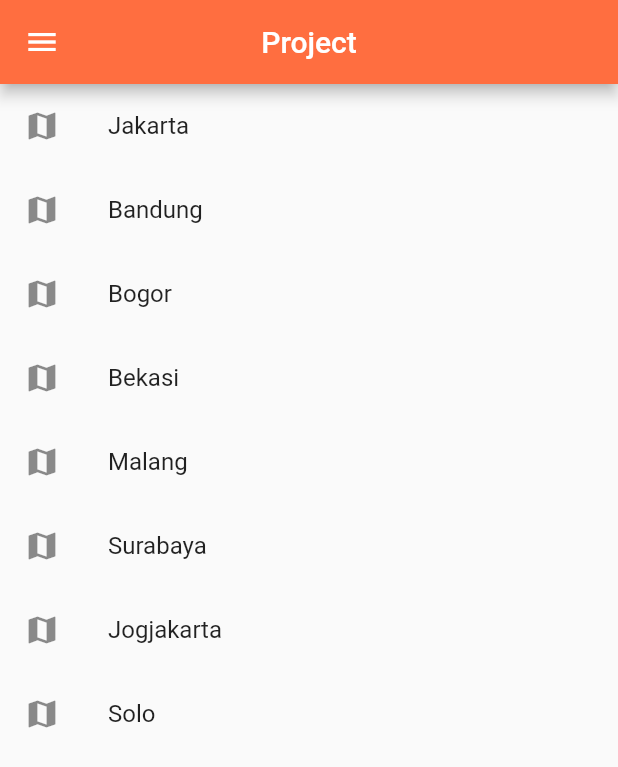
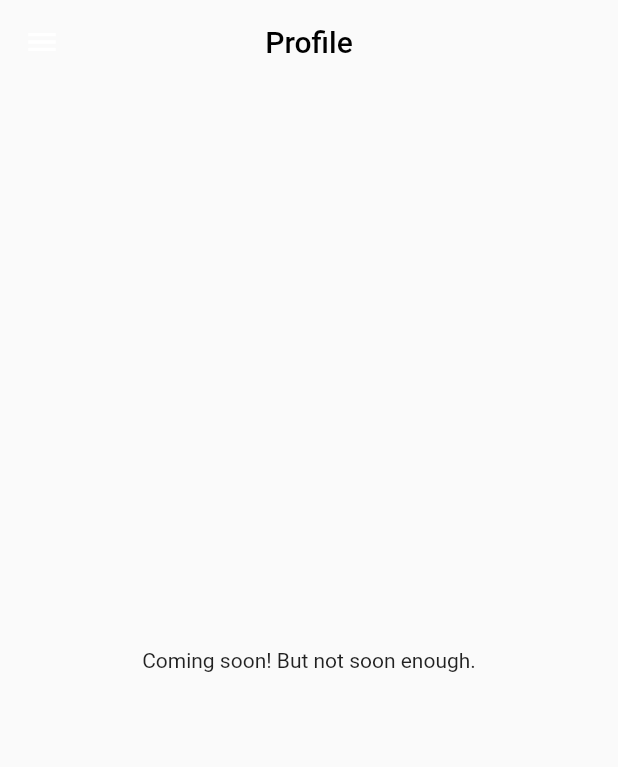
Before and after one commit to zanuarts/Komodo-Clone, a Flutter app: the Halamanempat screen opened directly, on a phone screen of 412 x 824 dp. Shown: the top 767 px of the screen. Run offline on Flutter 3.47's test engine with Material 2 defaults, Android fonts, the phone set to English and light mode, and no system bars; our stand-ins replace bloc, equatable, flutter_bloc, flutter_secure_storage, fluttertoast, shared_preferences; accounts and stored records are empty; Roboto replaces fonts that are missing (Helvetica).

```diff
--- a/lib/halaman/halaman_empat.dart
+++ b/lib/halaman/halaman_empat.dart
@@ -3,52 +3,19 @@ import '../home/drawer.dart';
 //import 'package:flutter_ui1/components/drawer.dart';
 
 
-void main(){
-  runApp(
-      new MaterialApp(
-        title:"Halaman tiga",
-        home: new Halamanempat(),
-      )
-  );
-}
-
 class Halamanempat extends StatelessWidget {
-
-  List lokasi = [
-    'Jakarta',
-    'Bandung',
-    'Bogor',
-    'Bekasi',
-    'Malang',
-    'Surabaya',
-    'Jogjakarta',
-    'Solo',
-  ];
-
-
-
   @override
   Widget build(BuildContext context){
     return Scaffold(
       appBar: AppBar(
-        title: new Text("Project"),
+        title: new Text("Profile", style: TextStyle(color: Colors.black),),
         centerTitle: true,
-        backgroundColor: Colors.deepOrangeAccent,
+        backgroundColor: Colors.transparent,
+        elevation: 0.0,
       ),
       drawer: DrawerApp(),
-      body: new Container(
-        child : ListView(
-          children: lokasi.map((nama){
-            return ListTile(
-              leading: Icon(Icons.map),
-              title: Text(nama,
-                style: TextStyle(
-                    fontFamily: 'Helvetica'
-                ),
-              ),
-            );
-          }).toList(),
-        ),
+      body: Center(
+            child: Text("Coming soon! But not soon enough."),
       ),
     );
   }
--- a/lib/halaman/halaman_tiga.dart
+++ b/lib/halaman/halaman_tiga.dart
@@ -3,52 +3,23 @@ import '../home/drawer.dart';
 //import 'package:flutter_ui1/components/drawer.dart';
 
 
-void main(){
-  runApp(
-      new MaterialApp(
-        title:"Halaman tiga",
-        home: new Halamantiga(),
-      )
-  );
-}
-
 class Halamantiga extends StatelessWidget {
-
-  List lokasi = [
-    'Jakarta',
-    'Bandung',
-    'Bogor',
-    'Bekasi',
-    'Malang',
-    'Surabaya',
-    'Jogjakarta',
-    'Solo',
-  ];
-
-
-
-  @override
+@override
   Widget build(BuildContext context){
     return Scaffold(
       appBar: AppBar(
         title: new Text("Project"),
-        centerTitle: true,
-        backgroundColor: Colors.deepOrangeAccent,
+        shape: RoundedRectangleBorder(
+          borderRadius: BorderRadius.vertical(
+            bottom: Radius.circular(15),
+          ),
+
+        ),
+        // elevation: 0.0,
       ),
       drawer: DrawerApp(),
-      body: new Container(
-        child : ListView(
-          children: lokasi.map((nama){
-            return ListTile(
-              leading: Icon(Icons.map),
-              title: Text(nama,
-                style: TextStyle(
-                    fontFamily: 'Helvetica'
-                ),
-              ),
-            );
-          }).toList(),
-        ),
+      body: Center(
+            child: Text("Coming soon! But not soon enough."),
       ),
     );
   }
```
Also changed, not shown: lib/halaman/halaman_dua.dart (+35 -108 lines), lib/halaman/halaman_satu.dart (+0 -8 lines).
